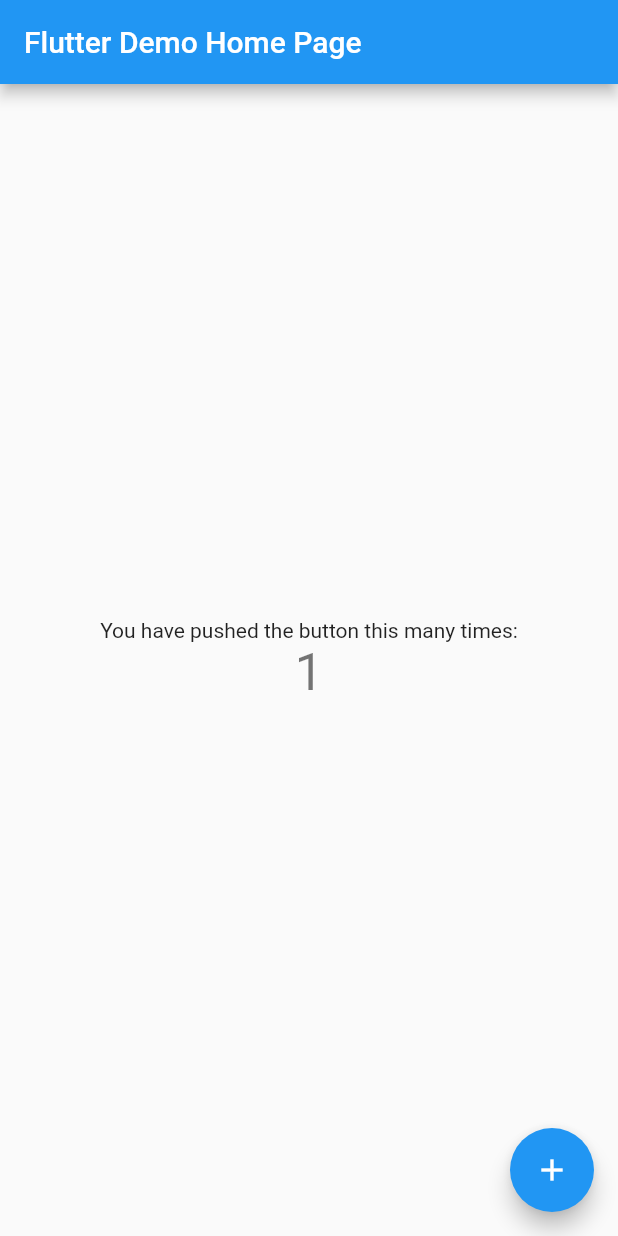
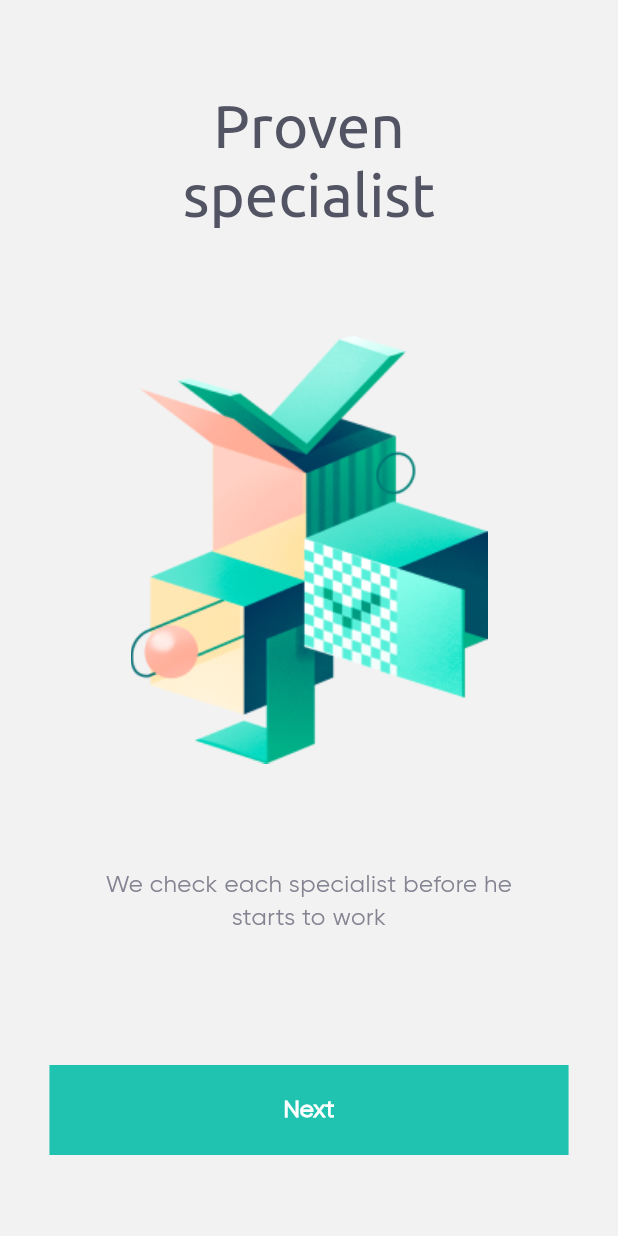
Before and after one commit to feMoraes0/master-go-ui, a Flutter app: the screen it shows after launch, on a phone screen of 412 x 824 dp. Run offline on Flutter 3.47's test engine with Material 2 defaults, Android fonts, the phone set to English and light mode, and no system bars.

Commit message:
[Onboarding_1] Adding scaffold

```diff
--- /dev/null
+++ b/lib/components/custom_button.dart
@@ -0,0 +1,27 @@
+import 'package:flutter/material.dart';
+import 'package:flutter/painting.dart';
+
+class CustomButton extends StatelessWidget {
+  @override
+  Widget build(BuildContext context) {
+    return SizedBox(
+      width: double.infinity,
+      child: Container(
+        height: 60.0,
+        color: Color(0xFF20C3AF),
+        child: Center(
+          child: Text(
+            'Next',
+            style: TextStyle(
+              fontFamily: 'Gilroy',
+              fontSize: 16.0,
+              fontWeight: FontWeight.w600,
+              height: 19.0 / 16.0,
+              color: Colors.white,
+            ),
+          ),
+        ),
+      ),
+    );
+  }
+}
--- a/lib/main.dart
+++ b/lib/main.dart
@@ -1,4 +1,5 @@
 import 'package:flutter/material.dart';
+import 'package:mastergo/screens/onboarding.dart';
 
 void main() {
   runApp(MyApp());
@@ -11,107 +12,10 @@ class MyApp extends StatelessWidget {
     return MaterialApp(
       title: 'Flutter Demo',
       theme: ThemeData(
-        // This is the theme of your application.
-        //
-        // Try running your application with "flutter run". You'll see the
-        // application has a blue toolbar. Then, without quitting the app, try
-        // changing the primarySwatch below to Colors.green and then invoke
-        // "hot reload" (press "r" in the console where you ran "flutter run",
-        // or simply save your changes to "hot reload" in a Flutter IDE).
-        // Notice that the counter didn't reset back to zero; the application
-        // is not restarted.
         primarySwatch: Colors.blue,
-        // This makes the visual density adapt to the platform that you run
-        // the app on. For desktop platforms, the controls will be smaller and
-        // closer together (more dense) than on mobile platforms.
         visualDensity: VisualDensity.adaptivePlatformDensity,
       ),
-      home: MyHomePage(title: 'Flutter Demo Home Page'),
+      home: Onboarding(),
     );
   }
 }
-
-class MyHomePage extends StatefulWidget {
-  MyHomePage({Key key, this.title}) : super(key: key);
-
-  // This widget is the home page of your application. It is stateful, meaning
-  // that it has a State object (defined below) that contains fields that affect
-  // how it looks.
-
-  // This class is the configuration for the state. It holds the values (in this
-  // case the title) provided by the parent (in this case the App widget) and
-  // used by the build method of the State. Fields in a Widget subclass are
-  // always marked "final".
-
-  final String title;
-
-  @override
-  _MyHomePageState createState() => _MyHomePageState();
-}
-
-class _MyHomePageState extends State<MyHomePage> {
-  int _counter = 1;
-
-  void _incrementCounter() {
-    setState(() {
-      // This call to setState tells the Flutter framework that something has
-      // changed in this State, which causes it to rerun the build method below
-      // so that the display can reflect the updated values. If we changed
-      // _counter without calling setState(), then the build method would not be
-      // called again, and so nothing would appear to happen.
-      _counter++;
-    });
-  }
-
-  @override
-  Widget build(BuildContext context) {
-    // This method is rerun every time setState is called, for instance as done
-    // by the _incrementCounter method above.
-    //
-    // The Flutter framework has been optimized to make rerunning build methods
-    // fast, so that you can just rebuild anything that needs updating rather
-    // than having to individually change instances of widgets.
-    return Scaffold(
-      appBar: AppBar(
-        // Here we take the value from the MyHomePage object that was created by
-        // the App.build method, and use it to set our appbar title.
-        title: Text(widget.title),
-      ),
-      body: Center(
-        // Center is a layout widget. It takes a single child and positions it
-        // in the middle of the parent.
-        child: Column(
-          // Column is also a layout widget. It takes a list of children and
-          // arranges them vertically. By default, it sizes itself to fit its
-          // children horizontally, and tries to be as tall as its parent.
-          //
-          // Invoke "debug painting" (press "p" in the console, choose the
-          // "Toggle Debug Paint" action from the Flutter Inspector in Android
-          // Studio, or the "Toggle Debug Paint" command in Visual Studio Code)
-          // to see the wireframe for each widget.
-          //
-          // Column has various properties to control how it sizes itself and
-          // how it positions its children. Here we use mainAxisAlignment to
-          // center the children vertically; the main axis here is the vertical
-          // axis because Columns are vertical (the cross axis would be
-          // horizontal).
-          mainAxisAlignment: MainAxisAlignment.center,
-          children: <Widget>[
-            Text(
-              'You have pushed the button this many times:',
-            ),
-            Text(
-              '$_counter',
-              style: Theme.of(context).textTheme.headline4,
-            ),
-          ],
-        ),
-      ),
-      floatingActionButton: FloatingActionButton(
-        onPressed: _incrementCounter,
-        tooltip: 'Increment',
-        child: Icon(Icons.add),
-      ), // This trailing comma makes auto-formatting nicer for build methods.
-    );
-  }
-}
--- /dev/null
+++ b/lib/screens/onboarding.dart
@@ -0,0 +1,80 @@
+import 'package:flutter/material.dart';
+import 'package:flutter/painting.dart';
+import 'package:mastergo/components/custom_button.dart';
+
+class Onboarding extends StatelessWidget {
+  @override
+  Widget build(BuildContext context) {
+    Size screen = MediaQuery.of(context).size;
+    double paddingTop = MediaQuery.of(context).padding.top;
+    return Scaffold(
+      backgroundColor: Color(0xFFF2F2F2),
+      body: SafeArea(
+        child: Container(
+          width: screen.width,
+          height: screen.height,
+          child: Column(
+            mainAxisAlignment: MainAxisAlignment.start,
+            crossAxisAlignment: CrossAxisAlignment.center,
+            children: [
+              SizedBox(
+                height: screen.height * 0.074 - paddingTop,
+              ),
+              Container(
+                margin: EdgeInsets.symmetric(horizontal: screen.width * 0.1333),
+                padding: EdgeInsets.symmetric(horizontal: screen.width * 0.0533),
+                child: Text(
+                  "Proven specialist",
+                  textAlign: TextAlign.center,
+                  style: TextStyle(
+                    fontFamily: 'Ubuntu',
+                    fontWeight: FontWeight.w500,
+                    fontSize: 40,
+                    height: 46.0 / 40.0,
+                    color: Color(0xFF525464)
+                  ),
+                ),
+              ),
+              SizedBox(
+                height: screen.height * 0.0837,
+              ),
+              Padding(
+                padding: EdgeInsets.symmetric(horizontal: screen.width * 0.1813),
+                child: Image(
+                    image: AssetImage('assets/images/onboarding-1.png'),
+                  width: screen.width * 0.6346,
+                  height: screen.height * 0.3510,
+                ),
+              ),
+              SizedBox(
+                height: screen.height * 0.0820,
+              ),
+              Container(
+                padding: EdgeInsets.symmetric(horizontal: screen.width * 0.1626),
+                child: Text(
+                  "We check each specialist before he starts to work",
+                  textAlign: TextAlign.center,
+                  style: TextStyle(
+                    fontFamily: 'Gilroy',
+                    fontSize: 16.0,
+                    fontWeight: FontWeight.w500,
+                    height: 22.0 / 16.0,
+                    letterSpacing: 0.33,
+                    color: Color(0xFF838391),
+                  ),
+                ),
+              ),
+              SizedBox(
+                height: screen.height * 0.1059,
+              ),
+              Container(
+                padding: EdgeInsets.symmetric(horizontal: screen.width * 0.08),
+                child: CustomButton(),
+              ),
+            ],
+          ),
+        ),
+      ),
+    );
+  }
+}
```
Also changed, not shown: pubspec.yaml (+9 -2 lines), assets/fonts/Gilroy.ttf (added), assets/fonts/Ubuntu.ttf (added), assets/images/onboarding-1.png (added).
